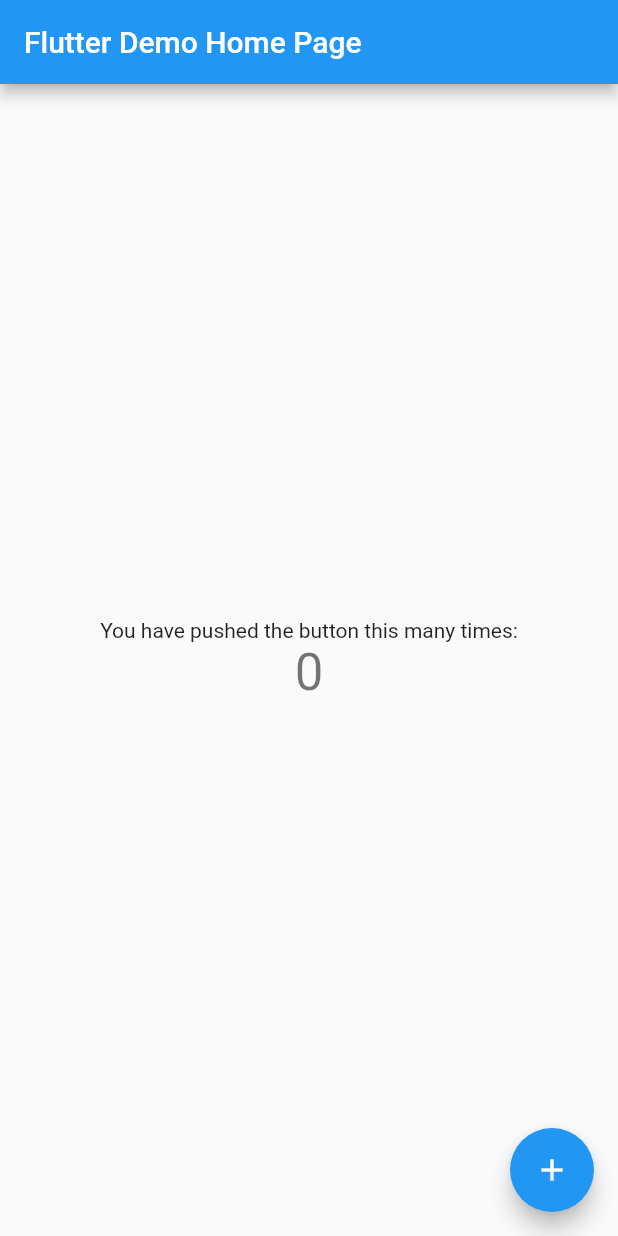
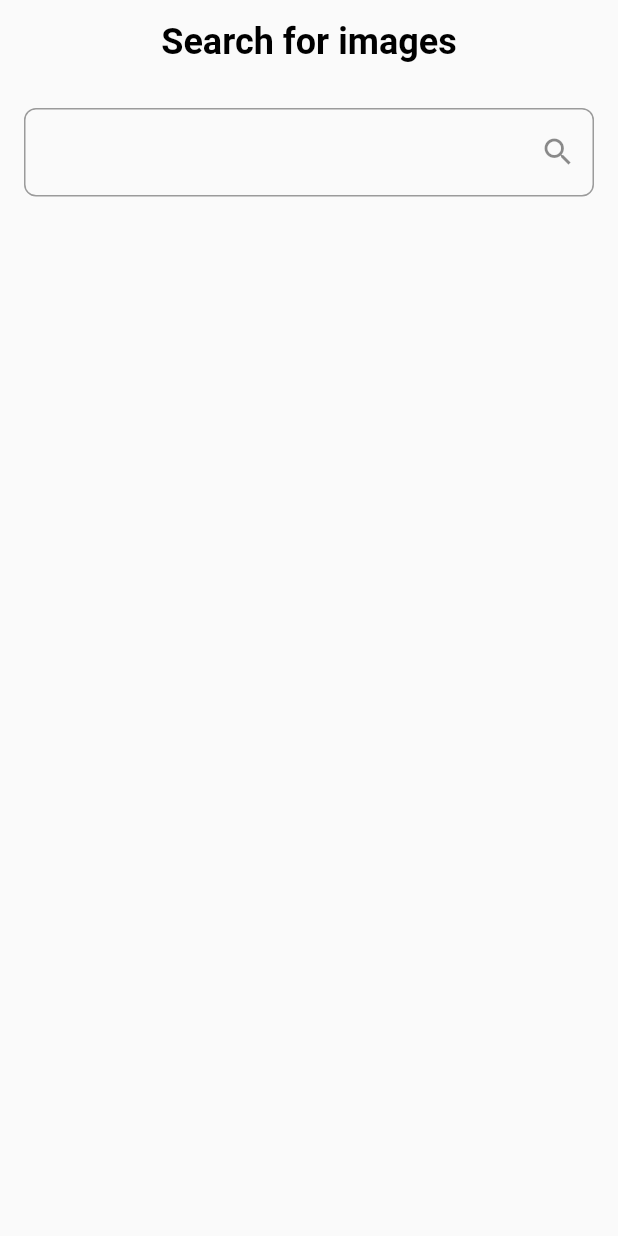
Before and after one commit to choisc91/flutter_clean_architecture, a Flutter app: the screen it shows after launch, on a phone screen of 412 x 824 dp. Run offline on Flutter 3.47's test engine with Material 2 defaults, Android fonts, the phone set to English and light mode, and no system bars.

Commit message:
# 일반적인 코딩으로 앱 완성.

```diff
--- a/lib/main.dart
+++ b/lib/main.dart
@@ -1,3 +1,4 @@
+import 'package:clean_architecture/ui/home_screen.dart';
 import 'package:flutter/material.dart';
 
 void main() {
@@ -7,109 +8,14 @@ void main() {
 class MyApp extends StatelessWidget {
   const MyApp({Key? key}) : super(key: key);
 
-  // This widget is the root of your application.
   @override
   Widget build(BuildContext context) {
     return MaterialApp(
       title: 'Flutter Demo',
       theme: ThemeData(
-        // This is the theme of your application.
-        //
-        // Try running your application with "flutter run". You'll see the
-        // application has a blue toolbar. Then, without quitting the app, try
-        // changing the primarySwatch below to Colors.green and then invoke
-        // "hot reload" (press "r" in the console where you ran "flutter run",
-        // or simply save your changes to "hot reload" in a Flutter IDE).
-        // Notice that the counter didn't reset back to zero; the application
-        // is not restarted.
         primarySwatch: Colors.blue,
       ),
-      home: const MyHomePage(title: 'Flutter Demo Home Page'),
+      home: const HomeScreen(),
     );
   }
 }
-
-class MyHomePage extends StatefulWidget {
-  const MyHomePage({Key? key, required this.title}) : super(key: key);
-
-  // This widget is the home page of your application. It is stateful, meaning
-  // that it has a State object (defined below) that contains fields that affect
-  // how it looks.
-
-  // This class is the configuration for the state. It holds the values (in this
-  // case the title) provided by the parent (in this case the App widget) and
-  // used by the build method of the State. Fields in a Widget subclass are
-  // always marked "final".
-
-  final String title;
-
-  @override
-  State<MyHomePage> createState() => _MyHomePageState();
-}
-
-class _MyHomePageState extends State<MyHomePage> {
-  int _counter = 0;
-
-  void _incrementCounter() {
-    setState(() {
-      // This call to setState tells the Flutter framework that something has
-      // changed in this State, which causes it to rerun the build method below
-      // so that the display can reflect the updated values. If we changed
-      // _counter without calling setState(), then the build method would not be
-      // called again, and so nothing would appear to happen.
-      _counter++;
-    });
-  }
-
-  @override
-  Widget build(BuildContext context) {
-    // This method is rerun every time setState is called, for instance as done
-    // by the _incrementCounter method above.
-    //
-    // The Flutter framework has been optimized to make rerunning build methods
-    // fast, so that you can just rebuild anything that needs updating rather
-    // than having to individually change instances of widgets.
-    return Scaffold(
-      appBar: AppBar(
-        // Here we take the value from the MyHomePage object that was created by
-        // the App.build method, and use it to set our appbar title.
-        title: Text(widget.title),
-      ),
-      body: Center(
-        // Center is a layout widget. It takes a single child and positions it
-        // in the middle of the parent.
-        child: Column(
-          // Column is also a layout widget. It takes a list of children and
-          // arranges them vertically. By default, it sizes itself to fit its
-          // children horizontally, and tries to be as tall as its parent.
-          //
-          // Invoke "debug painting" (press "p" in the console, choose the
-          // "Toggle Debug Paint" action from the Flutter Inspector in Android
-          // Studio, or the "Toggle Debug Paint" command in Visual Studio Code)
-          // to see the wireframe for each widget.
-          //
-          // Column has various properties to control how it sizes itself and
-          // how it positions its children. Here we use mainAxisAlignment to
-          // center the children vertically; the main axis here is the vertical
-          // axis because Columns are vertical (the cross axis would be
-          // horizontal).
-          mainAxisAlignment: MainAxisAlignment.center,
-          children: <Widget>[
-            const Text(
-              'You have pushed the button this many times:',
-            ),
-            Text(
-              '$_counter',
-              style: Theme.of(context).textTheme.headline4,
-            ),
-          ],
-        ),
-      ),
-      floatingActionButton: FloatingActionButton(
-        onPressed: _incrementCounter,
-        tooltip: 'Increment',
-        child: const Icon(Icons.add),
-      ), // This trailing comma makes auto-formatting nicer for build methods.
-    );
-  }
-}
--- /dev/null
+++ b/lib/model/photo.dart
@@ -0,0 +1,101 @@
+class Photo {
+  Photo({
+    required this.id,
+    required this.pageURL,
+    required this.type,
+    required this.tags,
+    required this.previewURL,
+    required this.previewWidth,
+    required this.previewHeight,
+    required this.webformatURL,
+    required this.webformatWidth,
+    required this.webformatHeight,
+    required this.largeImageURL,
+    required this.imageWidth,
+    required this.imageHeight,
+    required this.imageSize,
+    required this.views,
+    required this.downloads,
+    required this.collections,
+    required this.likes,
+    required this.comments,
+    required this.userId,
+    required this.user,
+    required this.userImageURL,
+  });
+
+  late final int id;
+  late final String pageURL;
+  late final String type;
+  late final String tags;
+  late final String previewURL;
+  late final int previewWidth;
+  late final int previewHeight;
+  late final String webformatURL;
+  late final int webformatWidth;
+  late final int webformatHeight;
+  late final String largeImageURL;
+  late final int imageWidth;
+  late final int imageHeight;
+  late final int imageSize;
+  late final int views;
+  late final int downloads;
+  late final int collections;
+  late final int likes;
+  late final int comments;
+  late final int userId;
+  late final String user;
+  late final String userImageURL;
+
+  Photo.fromJson(Map<String, dynamic> json) {
+    id = json['id'];
+    pageURL = json['pageURL'];
+    type = json['type'];
+    tags = json['tags'];
+    previewURL = json['previewURL'];
+    previewWidth = json['previewWidth'];
+    previewHeight = json['previewHeight'];
+    webformatURL = json['webformatURL'];
+    webformatWidth = json['webformatWidth'];
+    webformatHeight = json['webformatHeight'];
+    largeImageURL = json['largeImageURL'];
+    imageWidth = json['imageWidth'];
+    imageHeight = json['imageHeight'];
+    imageSize = json['imageSize'];
+    views = json['views'];
+    downloads = json['downloads'];
+    collections = json['collections'];
+    likes = json['likes'];
+    comments = json['comments'];
+    userId = json['user_id'];
+    user = json['user'];
+    userImageURL = json['userImageURL'];
+  }
+
+  Map<String, dynamic> toJson() {
+    final _data = <String, dynamic>{};
+    _data['id'] = id;
+    _data['pageURL'] = pageURL;
+    _data['type'] = type;
+    _data['tags'] = tags;
+    _data['previewURL'] = previewURL;
+    _data['previewWidth'] = previewWidth;
+    _data['previewHeight'] = previewHeight;
+    _data['webformatURL'] = webformatURL;
+    _data['webformatWidth'] = webformatWidth;
+    _data['webformatHeight'] = webformatHeight;
+    _data['largeImageURL'] = largeImageURL;
+    _data['imageWidth'] = imageWidth;
+    _data['imageHeight'] = imageHeight;
+    _data['imageSize'] = imageSize;
+    _data['views'] = views;
+    _data['downloads'] = downloads;
+    _data['collections'] = collections;
+    _data['likes'] = likes;
+    _data['comments'] = comments;
+    _data['user_id'] = userId;
+    _data['user'] = user;
+    _data['userImageURL'] = userImageURL;
+    return _data;
+  }
+}
--- /dev/null
+++ b/lib/ui/home_screen.dart
@@ -0,0 +1,92 @@
+import 'dart:convert';
+
+import 'package:clean_architecture/model/Photo.dart';
+import 'package:clean_architecture/widget/photo_widget.dart';
+import 'package:flutter/material.dart';
+import 'package:http/http.dart' as http;
+
+class HomeScreen extends StatefulWidget {
+  const HomeScreen({Key? key}) : super(key: key);
+
+  @override
+  State<HomeScreen> createState() => _HomeScreenState();
+}
+
+class _HomeScreenState extends State<HomeScreen> {
+  List<Photo> _photos = [];
+
+  @override
+  Widget build(BuildContext context) {
+    return Scaffold(
+      appBar: AppBar(
+        title: const Text('Search for images'),
+        titleTextStyle: const TextStyle(
+          color: Colors.black,
+          fontWeight: FontWeight.bold,
+          fontSize: 24.0,
+        ),
+        centerTitle: true,
+        elevation: .0,
+        backgroundColor: Colors.transparent,
+      ),
+      body: Column(
+        children: [
+          Padding(
+            padding: const EdgeInsets.all(16.0),
+            child: _buildTextFiled(),
+          ),
+          Expanded(
+            child: _buildGridView(),
+          )
+        ],
+      ),
+    );
+  }
+
+  //
+  Widget _buildGridView() {
+    return GridView.builder(
+      itemCount: _photos.length,
+      padding: const EdgeInsets.all(16.0),
+      gridDelegate: const SliverGridDelegateWithFixedCrossAxisCount(
+        crossAxisCount: 2,
+        crossAxisSpacing: 10,
+        mainAxisSpacing: 10,
+      ),
+      itemBuilder: (BuildContext context, int index) {
+        return PhotoWidget(data: _photos[index]);
+      },
+    );
+  }
+
+  //
+  Widget _buildTextFiled() {
+    return TextField(
+      onSubmitted: _onSubmitted,
+      decoration: const InputDecoration(
+        suffixIcon: Icon(Icons.search),
+        border: OutlineInputBorder(
+          borderRadius: BorderRadius.all(Radius.circular(8.0)),
+        ),
+      ),
+    );
+  }
+
+  //
+  void _onSubmitted(String query) async {
+    final photos = await fetch(query);
+    setState(() {
+      _photos = photos;
+    });
+  }
+
+  //
+  Future<List<Photo>> fetch(String query) async {
+    final uri = Uri.parse(
+        'https://pixabay.com/api/?key=26131079-5bca26675953d8e1029c3e88e&q=$query&image_type=photo');
+    final response = await http.get(uri);
+    final Map<String, dynamic> jsonResponse = jsonDecode(response.body);
+    final Iterable hits = jsonResponse['hits'];
+    return hits.map((e) => Photo.fromJson(e)).toList();
+  }
+}
```
Also changed, not shown: lib/widget/photo_widget.dart (added, +23 -0 lines), pubspec.yaml (+2 -66 lines), pubspec.lock.
